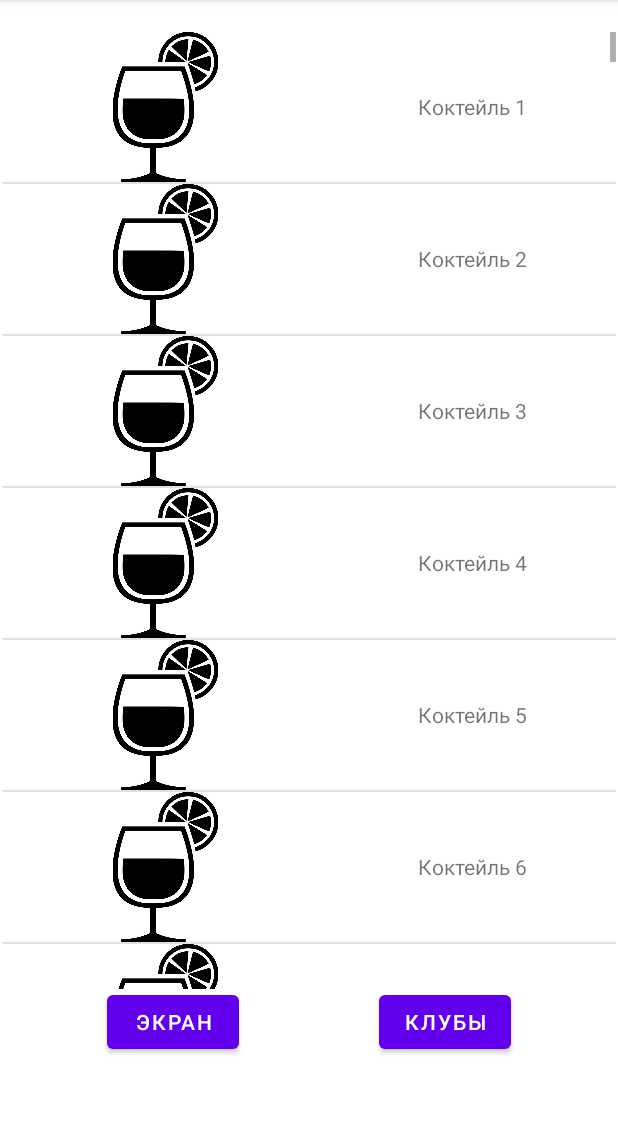
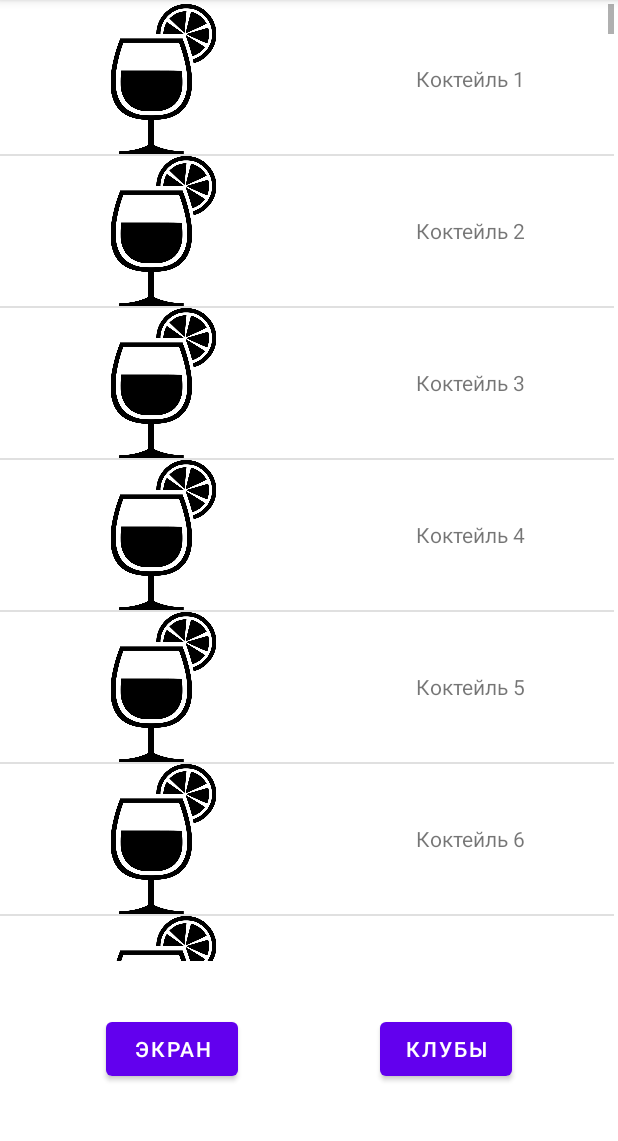
Before and after one commit to Masha5rubivasha/Practica_4_mobilki, an Android app: the screen it shows after launch (MainActivity), after a tap on "КОКТЕЙЛИ", on a phone screen of 412 x 824 dp, the part 84-1225 px from its top. Run offline under Robolectric (Android 15) with nearby library versions, the phone set to English and light mode, and no system bars.

Commit message:
Переделала всё заново!

```diff
--- a/app/build.gradle
+++ b/app/build.gradle
@@ -36,4 +36,8 @@ dependencies {
     testImplementation 'junit:junit:4.13.2'
     androidTestImplementation 'androidx.test.ext:junit:1.1.5'
     androidTestImplementation 'androidx.test.espresso:espresso-core:3.5.1'
+
+    def nav_version = "2.5.3"
+    implementation "androidx.navigation:navigation-fragment:$nav_version"
+    implementation "androidx.navigation:navigation-ui:$nav_version"
 }
--- a/app/src/main/java/com/example/myapplication/FirstFragment.java
+++ b/app/src/main/java/com/example/myapplication/FirstFragment.java
@@ -3,7 +3,10 @@ package com.example.myapplication;
 import android.app.FragmentTransaction;
 import android.os.Bundle;
 
+import androidx.annotation.NonNull;
+import androidx.annotation.Nullable;
 import androidx.fragment.app.Fragment;
+import androidx.navigation.Navigation;
 
 import android.view.LayoutInflater;
 import android.view.View;
@@ -21,30 +24,28 @@ public class FirstFragment extends Fragment {
                              Bundle savedInstanceState) {
 
         View view = inflater.inflate(R.layout.fragment_first, container, false);
-        button_2 = (Button) view.findViewById(R.id.button2);
+
+        return view;
+    }
+
+    @Override
+    public void onViewCreated(@NonNull View view, @Nullable Bundle savedInstanceState) {
+        super.onViewCreated(view, savedInstanceState);
+
+        button_2 = view.findViewById(R.id.button2);
         button_2.setOnClickListener(new View.OnClickListener() {
             @Override
             public void onClick(View view) {
-                SecondFragment secondFragment = new SecondFragment();
-                getParentFragmentManager().beginTransaction()
-                        .setReorderingAllowed(true)
-                        .replace(R.id.Container, secondFragment)
-                        .commit();
+                Navigation.findNavController(view).navigate(R.id.action_firstFragment_to_secondFragment);
             }
         });
 
-        button_3 = (Button) view.findViewById(R.id.button3);
+        button_3 = view.findViewById(R.id.button3);
         button_3.setOnClickListener(new View.OnClickListener() {
             @Override
             public void onClick(View view) {
-                ThirdFragment thirdFragment = new ThirdFragment();
-                getParentFragmentManager().beginTransaction()
-                        .setReorderingAllowed(true)
-                        .replace(R.id.Container, thirdFragment)
-                        .commit();
+                Navigation.findNavController(view).navigate(R.id.action_firstFragment_to_thirdFragment);
             }
         });
-
-        return view;
     }
 }
--- a/app/src/main/java/com/example/myapplication/MainActivity.java
+++ b/app/src/main/java/com/example/myapplication/MainActivity.java
@@ -10,11 +10,5 @@ public class MainActivity extends AppCompatActivity {
     protected void onCreate(Bundle savedInstanceState) {
         super.onCreate(savedInstanceState);
         setContentView(R.layout.activity_main);
-        if (savedInstanceState == null){
-            getSupportFragmentManager().beginTransaction()
-                    .setReorderingAllowed(true)
-                    .add(R.id.Container, FirstFragment.class, null)
-                    .commit();
-        }
     }
 }
--- a/app/src/main/java/com/example/myapplication/SecondFragment.java
+++ b/app/src/main/java/com/example/myapplication/SecondFragment.java
@@ -5,6 +5,7 @@ import android.os.Bundle;
 import androidx.annotation.NonNull;
 import androidx.annotation.Nullable;
 import androidx.fragment.app.Fragment;
+import androidx.navigation.Navigation;
 
 import android.util.Log;
 import android.view.LayoutInflater;
@@ -28,29 +29,7 @@ public class SecondFragment extends Fragment {
                              Bundle savedInstanceState) {
 
         View view = inflater.inflate(R.layout.fragment_second, container, false);
-        button_1 = (Button) view.findViewById(R.id.button21);
-        button_1.setOnClickListener(new View.OnClickListener() {
-            @Override
-            public void onClick(View view) {
-                FirstFragment firstFragment = new FirstFragment();
-                getParentFragmentManager().beginTransaction()
-                        .setReorderingAllowed(true)
-                        .replace(R.id.Container, firstFragment)
-                        .commit();
-            }
-        });
 
-        button_3 = (Button) view.findViewById(R.id.button23);
-        button_3.setOnClickListener(new View.OnClickListener() {
-            @Override
-            public void onClick(View view) {
-                ThirdFragment thirdFragment = new ThirdFragment();
-                getParentFragmentManager().beginTransaction()
-                        .setReorderingAllowed(true)
-                        .replace(R.id.Container, thirdFragment)
-                        .commit();
-            }
-        });
 
         return view;
     }
@@ -69,6 +48,22 @@ public class SecondFragment extends Fragment {
         ListView listView = view.findViewById(R.id.list_view);
         listView.setAdapter(listViewAdapter);
 
+        button_1 = view.findViewById(R.id.button21);
+        button_1.setOnClickListener(new View.OnClickListener() {
+            @Override
+            public void onClick(View view) {
+                Navigation.findNavController(view).navigate(R.id.action_secondFragment_to_firstFragment);
+            }
+        });
+
+        button_3 = view.findViewById(R.id.button23);
+        button_3.setOnClickListener(new View.OnClickListener() {
+            @Override
+            public void onClick(View view) {
+                Navigation.findNavController(view).navigate(R.id.action_secondFragment_to_thirdFragment);
+            }
+        });
+
         listView.setOnItemClickListener(new AdapterView.OnItemClickListener() {
             @Override
             public void onItemClick(AdapterView<?> adapterView, View view, int i, long l) {
--- a/app/src/main/res/layout/activity_main.xml
+++ b/app/src/main/res/layout/activity_main.xml
@@ -3,17 +3,18 @@
     xmlns:app="http://schemas.android.com/apk/res-auto"
     xmlns:tools="http://schemas.android.com/tools"
     android:layout_width="match_parent"
-    android:layout_height="match_parent"
-    tools:context=".MainActivity">
+    android:layout_height="match_parent">
 
-    <FrameLayout
-        android:id="@+id/Container"
-        android:layout_width="409dp"
-        android:layout_height="729dp"
-        app:layout_constraintBottom_toBottomOf="parent"
-        app:layout_constraintEnd_toEndOf="parent"
-        app:layout_constraintStart_toStartOf="parent"
-        app:layout_constraintTop_toTopOf="parent">
+    <androidx.fragment.app.FragmentContainerView
+        android:id="@+id/fragment_container_view"
+        android:name="androidx.navigation.fragment.NavHostFragment"
+        android:layout_width="match_parent"
+        android:layout_height="match_parent"
+        tools:layout="@layout/activity_main"
 
-    </FrameLayout>
+        app:defaultNavHost="true"
+        app:navGraph="@navigation/my_nav"
+        >
+
+    </androidx.fragment.app.FragmentContainerView>
 </androidx.constraintlayout.widget.ConstraintLayout>
--- /dev/null
+++ b/app/src/main/res/navigation/my_nav.xml
@@ -0,0 +1,46 @@
+<?xml version="1.0" encoding="utf-8"?>
+<navigation xmlns:android="http://schemas.android.com/apk/res/android"
+    xmlns:app="http://schemas.android.com/apk/res-auto"
+    xmlns:tools="http://schemas.android.com/tools"
+    android:id="@+id/my_nav"
+    app:startDestination="@id/firstFragment">
+
+    <fragment
+        android:id="@+id/firstFragment"
+        android:name="com.example.myapplication.FirstFragment"
+        android:label="fragment_first"
+        tools:layout="@layout/fragment_first" >
+        <action
+            android:id="@+id/action_firstFragment_to_secondFragment"
+            app:destination="@id/secondFragment" />
+        <action
+            android:id="@+id/action_firstFragment_to_thirdFragment"
+            app:destination="@id/thirdFragment" />
+    </fragment>
+    <fragment
+        android:id="@+id/secondFragment"
+        android:name="com.example.myapplication.SecondFragment"
+        android:label="fragment_second"
+        tools:layout="@layout/fragment_second" >
+        <action
+            android:id="@+id/action_secondFragment_to_firstFragment"
+            app:destination="@id/firstFragment" />
+        <action
+            android:id="@+id/action_secondFragment_to_thirdFragment"
+            app:destination="@id/thirdFragment" />
+    </fragment>
+
+    <fragment
+        android:id="@+id/thirdFragment"
+        android:name="com.example.myapplication.ThirdFragment"
+        android:label="fragment_third"
+        tools:layout="@layout/fragment_third" >
+        <action
+            android:id="@+id/action_thirdFragment_to_firstFragment"
+            app:destination="@id/firstFragment" />
+        <action
+            android:id="@+id/action_thirdFragment_to_secondFragment"
+            app:destination="@id/secondFragment" />
+
+    </fragment>
+</navigation>
```
Also changed, not shown: app/src/main/java/com/example/myapplication/ThirdFragment.java (+16 -22 lines).
